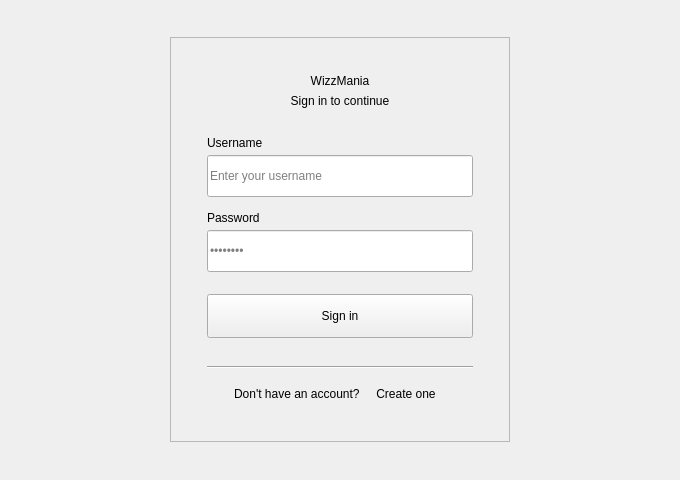
Old version of the form client/Forms/login_widget.ui in the repository AdelinePat/wizzMania.
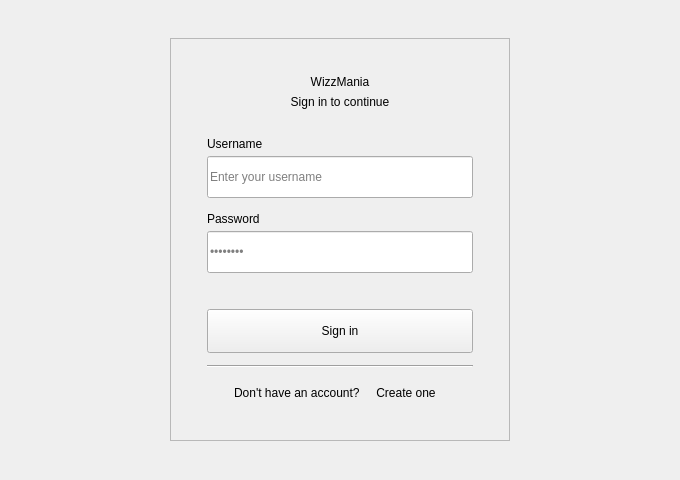
New version of the form.

Commit message: fix: fix login widget error label 'box'

The edit to the form file:
```diff
--- a/client/Forms/login_widget.ui
+++ b/client/Forms/login_widget.ui
@@ -147,24 +147,24 @@
          </spacer>
         </item>
 
-        <!-- Login button (primary) -->
-        <item>
-         <widget class="QPushButton" name="loginButton">
-          <property name="minimumSize"><size><width>0</width><height>44</height></size></property>
-          <property name="text"><string>Sign in</string></property>
-         </widget>
-        </item>
-
         <!-- Error label -->
         <item>
          <widget class="QLabel" name="errorLabel">
-          <property name="minimumSize"><size><width>0</width><height>16</height></size></property>
+          <property name="minimumSize"><size><width>0</width><height>0</height></size></property>
           <property name="text"><string/></property>
           <property name="alignment"><set>Qt::AlignmentFlag::AlignCenter</set></property>
           <property name="wordWrap"><bool>true</bool></property>
          </widget>
         </item>
 
+        <!-- Login button (primary) -->
+        <item>
+         <widget class="QPushButton" name="loginButton">
+          <property name="minimumSize"><size><width>0</width><height>44</height></size></property>
+          <property name="text"><string>Sign in</string></property>
+         </widget>
+        </item>
+
         <!-- Divider -->
         <item>
          <spacer name="spacerBeforeDivider">
```
The commit also changes 2 other files.
